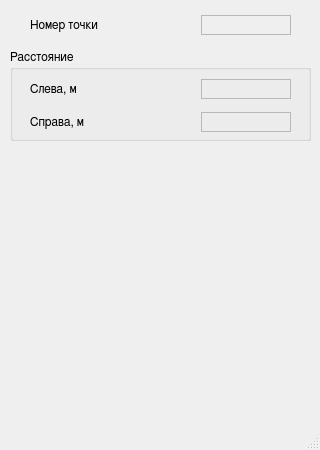
shadowk1337/build-area-profile, file src/coordswindow.ui: the form before one commit.
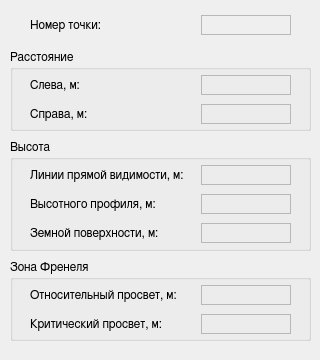
The form after the commit.

Commit message: Added new lines in info (coords) window && fixed some bugs

The edit to the form file:
```diff
--- a/src/coordswindow.ui
+++ b/src/coordswindow.ui
@@ -7,7 +7,7 @@
     <x>0</x>
     <y>0</y>
     <width>320</width>
-    <height>450</height>
+    <height>360</height>
    </rect>
   </property>
   <property name="windowTitle">
@@ -33,7 +33,7 @@
         </font>
        </property>
        <property name="text">
-        <string>Номер точки</string>
+        <string>Номер точки:</string>
        </property>
       </widget>
      </item>
@@ -73,7 +73,7 @@
       <x>10</x>
       <y>50</y>
       <width>301</width>
-      <height>91</height>
+      <height>81</height>
      </rect>
     </property>
     <property name="font">
@@ -91,7 +91,7 @@
        <x>20</x>
        <y>20</y>
        <width>261</width>
-       <height>71</height>
+       <height>61</height>
       </rect>
      </property>
      <layout class="QVBoxLayout" name="verticalLayout">
@@ -103,7 +103,7 @@
         <item>
          <widget class="QLabel" name="label_3">
           <property name="text">
-           <string>Слева, м</string>
+           <string>Слева, м:</string>
           </property>
          </widget>
         </item>
@@ -139,7 +139,7 @@
         <item>
          <widget class="QLabel" name="label_4">
           <property name="text">
-           <string>Справа, м</string>
+           <string>Справа, м:</string>
           </property>
          </widget>
         </item>
@@ -173,18 +173,285 @@
      </layout>
     </widget>
    </widget>
+   <widget class="QGroupBox" name="groupBox_2">
+    <property name="geometry">
+     <rect>
+      <x>10</x>
+      <y>140</y>
+      <width>301</width>
+      <height>111</height>
+     </rect>
+    </property>
+    <property name="font">
+     <font>
+      <family>FreeSans</family>
+      <pointsize>9</pointsize>
+     </font>
+    </property>
+    <property name="title">
+     <string>Высота</string>
+    </property>
+    <widget class="QWidget" name="verticalLayoutWidget_2">
+     <property name="geometry">
+      <rect>
+       <x>20</x>
+       <y>20</y>
+       <width>261</width>
+       <height>91</height>
+      </rect>
+     </property>
+     <layout class="QVBoxLayout" name="verticalLayout_2">
+      <property name="spacing">
+       <number>4</number>
+      </property>
+      <item>
+       <layout class="QHBoxLayout" name="horizontalLayout_4">
+        <item>
+         <widget class="QLabel" name="label_7">
+          <property name="text">
+           <string>Линии прямой видимости, м:</string>
+          </property>
+         </widget>
+        </item>
+        <item>
+         <widget class="QLabel" name="label_8">
+          <property name="minimumSize">
+           <size>
+            <width>90</width>
+            <height>20</height>
+           </size>
+          </property>
+          <property name="maximumSize">
+           <size>
+            <width>90</width>
+            <height>20</height>
+           </size>
+          </property>
+          <property name="frameShape">
+           <enum>QFrame::StyledPanel</enum>
+          </property>
+          <property name="frameShadow">
+           <enum>QFrame::Sunken</enum>
+          </property>
+          <property name="text">
+           <string/>
+          </property>
+         </widget>
+        </item>
+       </layout>
+      </item>
+      <item>
+       <layout class="QHBoxLayout" name="horizontalLayout_5">
+        <item>
+         <widget class="QLabel" name="label_9">
+          <property name="text">
+           <string>Высотного профиля, м:</string>
+          </property>
+         </widget>
+        </item>
+        <item>
+         <widget class="QLabel" name="label_10">
+          <property name="minimumSize">
+           <size>
+            <width>90</width>
+            <height>20</height>
+           </size>
+          </property>
+          <property name="maximumSize">
+           <size>
+            <width>90</width>
+            <height>20</height>
+           </size>
+          </property>
+          <property name="frameShape">
+           <enum>QFrame::StyledPanel</enum>
+          </property>
+          <property name="frameShadow">
+           <enum>QFrame::Sunken</enum>
+          </property>
+          <property name="text">
+           <string/>
+          </property>
+         </widget>
+        </item>
+       </layout>
+      </item>
+      <item>
+       <layout class="QHBoxLayout" name="horizontalLayout_6">
+        <item>
+         <widget class="QLabel" name="label_11">
+          <property name="text">
+           <string>Земной поверхности, м:</string>
+          </property>
+         </widget>
+        </item>
+        <item>
+         <widget class="QLabel" name="label_12">
+          <property name="minimumSize">
+           <size>
+            <width>90</width>
+            <height>20</height>
+           </size>
+          </property>
+          <property name="maximumSize">
+           <size>
+            <width>90</width>
+            <height>20</height>
+           </size>
+          </property>
+          <property name="frameShape">
+           <enum>QFrame::StyledPanel</enum>
+          </property>
+          <property name="frameShadow">
+           <enum>QFrame::Sunken</enum>
+          </property>
+          <property name="text">
+           <string/>
+          </property>
+         </widget>
+        </item>
+       </layout>
+      </item>
+     </layout>
+    </widget>
+   </widget>
+   <widget class="QGroupBox" name="groupBox_3">
+    <property name="geometry">
+     <rect>
+      <x>10</x>
+      <y>260</y>
+      <width>301</width>
+      <height>81</height>
+     </rect>
+    </property>
+    <property name="font">
+     <font>
+      <family>FreeSans</family>
+      <pointsize>9</pointsize>
+     </font>
+    </property>
+    <property name="title">
+     <string>Зона Френеля</string>
+    </property>
+    <widget class="QWidget" name="verticalLayoutWidget_3">
+     <property name="geometry">
+      <rect>
+       <x>20</x>
+       <y>20</y>
+       <width>261</width>
+       <height>61</height>
+      </rect>
+     </property>
+     <layout class="QVBoxLayout" name="verticalLayout_3">
+      <property name="spacing">
+       <number>4</number>
+      </property>
+      <item>
+       <layout class="QHBoxLayout" name="horizontalLayout_7">
+        <property name="spacing">
+         <number>4</number>
+        </property>
+        <item>
+         <widget class="QLabel" name="label_13">
+          <property name="font">
+           <font>
+            <family>FreeSans</family>
+            <pointsize>9</pointsize>
+           </font>
+          </property>
+          <property name="text">
+           <string>Относительный просвет, м:</string>
+          </property>
+         </widget>
+        </item>
+        <item>
+         <widget class="QLabel" name="label_14">
+          <property name="minimumSize">
+           <size>
+            <width>90</width>
+            <height>20</height>
+           </size>
+          </property>
+          <property name="maximumSize">
+           <size>
+            <width>90</width>
+            <height>20</height>
+           </size>
+          </property>
+          <property name="font">
+           <font>
+            <family>FreeSans</family>
+            <pointsize>9</pointsize>
+           </font>
+          </property>
+          <property name="frameShape">
+           <enum>QFrame::StyledPanel</enum>
+          </property>
+          <property name="frameShadow">
+           <enum>QFrame::Sunken</enum>
+          </property>
+          <property name="text">
+           <string/>
+          </property>
+         </widget>
+        </item>
+       </layout>
+      </item>
+      <item>
+       <layout class="QHBoxLayout" name="horizontalLayout_8">
+        <property name="spacing">
+         <number>4</number>
+        </property>
+        <item>
+         <widget class="QLabel" name="label_15">
+          <property name="font">
+           <font>
+            <family>FreeSans</family>
+            <pointsize>9</pointsize>
+           </font>
+          </property>
+          <property name="text">
+           <string>Критический просвет, м:</string>
+          </property>
+         </widget>
+        </item>
+        <item>
+         <widget class="QLabel" name="label_16">
+          <property name="minimumSize">
+           <size>
+            <width>90</width>
+            <height>20</height>
+           </size>
+          </property>
+          <property name="maximumSize">
+           <size>
+            <width>90</width>
+            <height>20</height>
+           </size>
+          </property>
+          <property name="font">
+           <font>
+            <family>FreeSans</family>
+            <pointsize>9</pointsize>
+           </font>
+          </property>
+          <property name="frameShape">
+           <enum>QFrame::StyledPanel</enum>
+          </property>
+          <property name="frameShadow">
+           <enum>QFrame::Sunken</enum>
+          </property>
+          <property name="text">
+           <string/>
+          </property>
+         </widget>
+        </item>
+       </layout>
+      </item>
+     </layout>
+    </widget>
+   </widget>
   </widget>
-  <widget class="QMenuBar" name="menubar">
-   <property name="geometry">
-    <rect>
-     <x>0</x>
-     <y>0</y>
-     <width>320</width>
-     <height>22</height>
-    </rect>
-   </property>
-  </widget>
-  <widget class="QStatusBar" name="statusbar"/>
  </widget>
  <resources/>
  <connections/>
```
Left out of the diff: 6 changed lines with no effect on the pictures. The commit also changes 6 other files.
